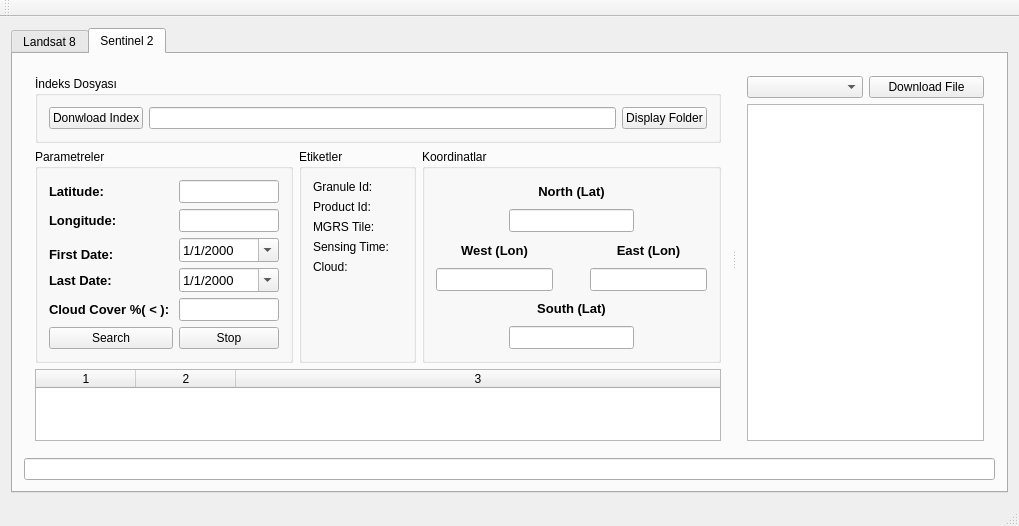
Qt form GCSatDownloader/gcsatdownloader.ui (mhtefe/GoogleCloudSatDownloader) before a commit.
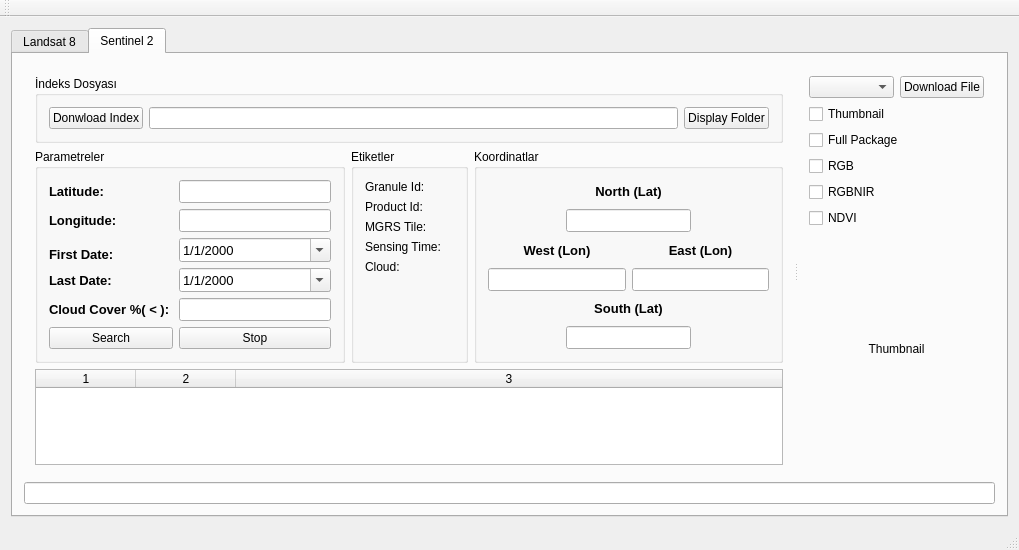
The same form after that commit. The open tabs and pages were chosen to show the change. Icons and pictures are not drawn.

Commit message: Thumbnail(Qlabel) and others included.

```diff
--- a/GCSatDownloader/gcsatdownloader.ui
+++ b/GCSatDownloader/gcsatdownloader.ui
@@ -7,7 +7,7 @@
     <x>0</x>
     <y>0</y>
     <width>1019</width>
-    <height>515</height>
+    <height>550</height>
    </rect>
   </property>
   <property name="windowTitle">
@@ -1056,19 +1056,6 @@
                        </item>
                       </layout>
                      </item>
-                     <item>
-                      <spacer name="horizontalSpacer_8">
-                       <property name="orientation">
-                        <enum>Qt::Horizontal</enum>
-                       </property>
-                       <property name="sizeHint" stdset="0">
-                        <size>
-                         <width>40</width>
-                         <height>20</height>
-                        </size>
-                       </property>
-                      </spacer>
-                     </item>
                      <item>
                       <layout class="QVBoxLayout" name="verticalLayout_9">
                        <item>
@@ -1227,9 +1214,6 @@
           </widget>
           <widget class="QWidget" name="layoutWidget">
            <layout class="QGridLayout" name="gridLayout_12">
-            <item row="1" column="0">
-             <widget class="QTableWidget" name="tableWidget_S2"/>
-            </item>
             <item row="0" column="0">
              <layout class="QHBoxLayout" name="horizontalLayout_14">
               <item>
@@ -1244,6 +1228,48 @@
               </item>
              </layout>
             </item>
+            <item row="1" column="0">
+             <widget class="QCheckBox" name="checkBox_Thumbnail_S2">
+              <property name="text">
+               <string>Thumbnail</string>
+              </property>
+             </widget>
+            </item>
+            <item row="3" column="0">
+             <widget class="QCheckBox" name="checkBox_Rgb_S2">
+              <property name="text">
+               <string>RGB</string>
+              </property>
+             </widget>
+            </item>
+            <item row="5" column="0">
+             <widget class="QCheckBox" name="checkBox_Ndvi_S2">
+              <property name="text">
+               <string>NDVI</string>
+              </property>
+             </widget>
+            </item>
+            <item row="4" column="0">
+             <widget class="QCheckBox" name="checkBox_RgbNir_S2">
+              <property name="text">
+               <string>RGBNIR</string>
+              </property>
+             </widget>
+            </item>
+            <item row="2" column="0">
+             <widget class="QCheckBox" name="checkBox_FullPackage_S2">
+              <property name="text">
+               <string>Full Package</string>
+              </property>
+             </widget>
+            </item>
+            <item row="6" column="0">
+             <widget class="QLabel" name="S2_Label">
+              <property name="text">
+               <string>&lt;html&gt;&lt;head/&gt;&lt;body&gt;&lt;p align=&quot;center&quot;&gt;Thumbnail&lt;/p&gt;&lt;/body&gt;&lt;/html&gt;</string>
+              </property>
+             </widget>
+            </item>
            </layout>
           </widget>
          </widget>
```
Left out of the diff: 63 changed lines with no effect on the pictures. The commit also changes 11 other files.
